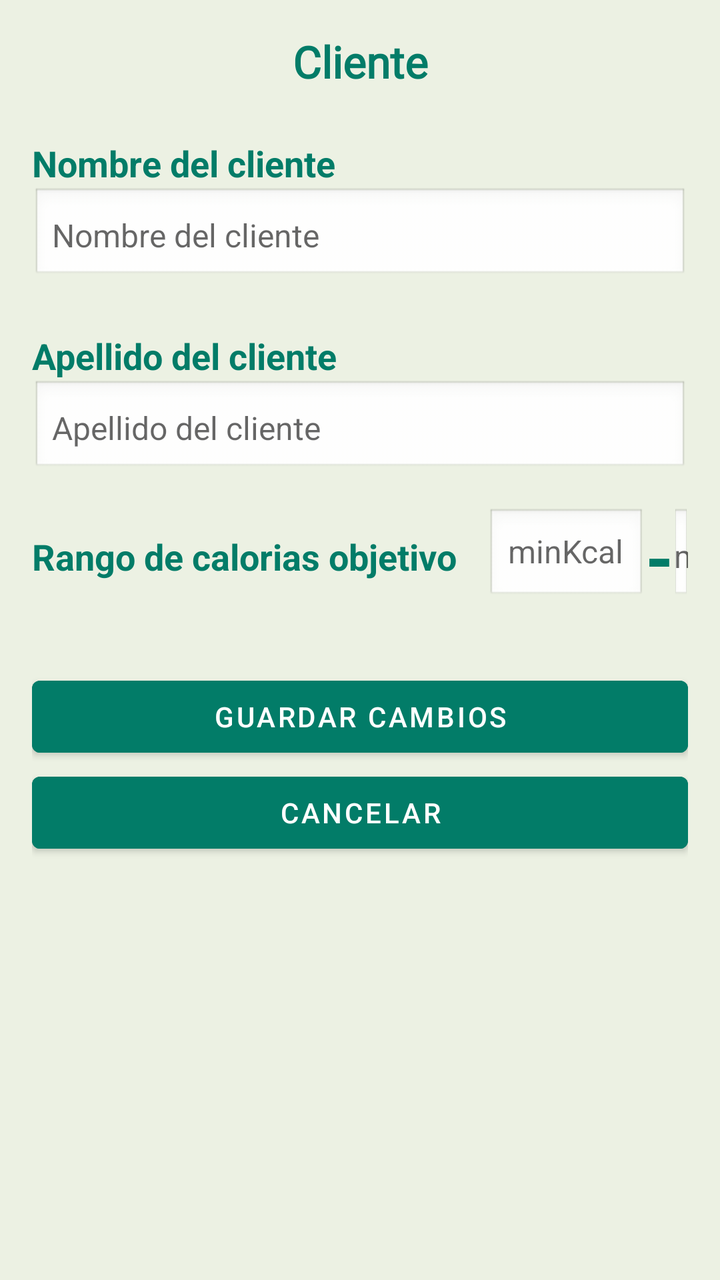
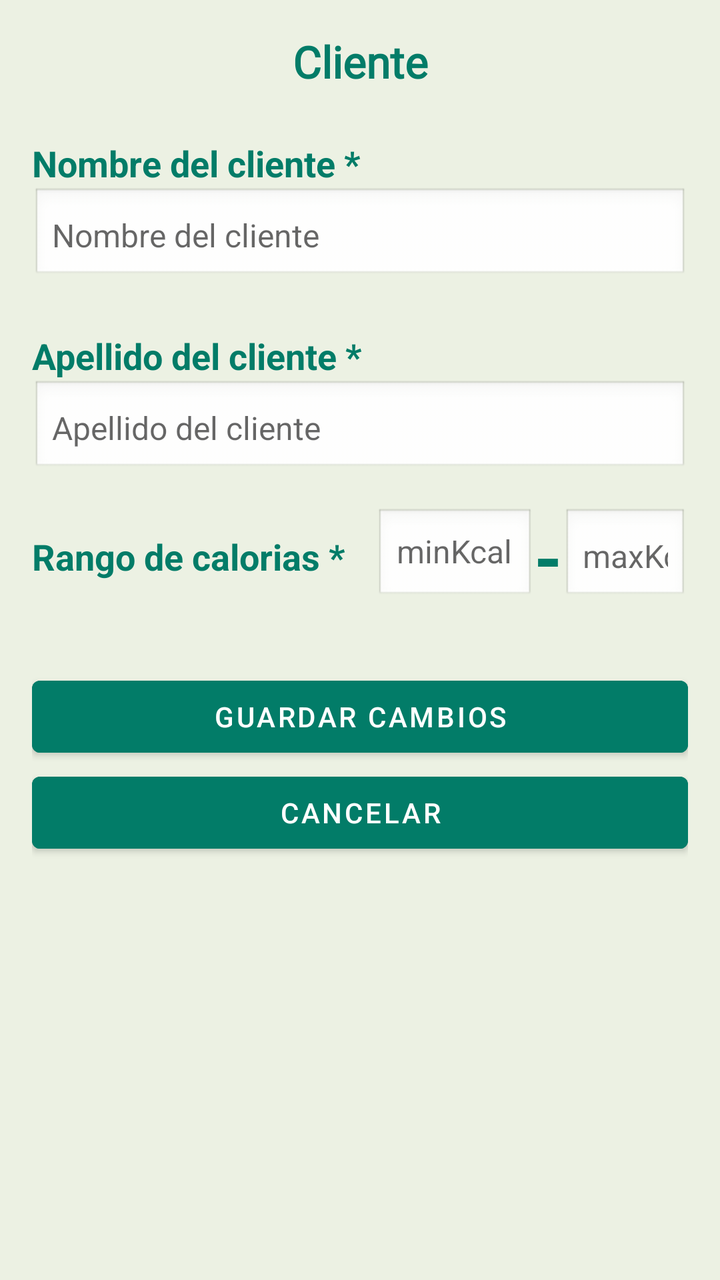

Two renders of the same Android screen: before a commit and after it. Below are the layout's source before the change and the commit's diff.
<!-- AndroidManifest.xml: application theme Theme.DietaAlPlato -->
<!-- res/layout/dialog_info_cliente.xml -->
<?xml version="1.0" encoding="utf-8"?>
<ScrollView xmlns:android="http://schemas.android.com/apk/res/android"
    android:layout_width="match_parent"
    android:layout_height="wrap_content"
    android:background="#DDE9EFDF"
    android:padding="16dp">

    <LinearLayout
        android:layout_width="match_parent"
        android:layout_height="wrap_content"
        android:orientation="vertical">

        <TextView
            android:layout_width="match_parent"
            android:layout_height="wrap_content"
            android:text="Cliente"
            android:textSize="22sp"
            android:textStyle="bold"
            android:textColor="#027C68"
            android:fontFamily="@font/lily_script_one"
            android:gravity="center"
            android:paddingBottom="16dp" />

        <TextView
            android:layout_width="match_parent"
            android:layout_height="wrap_content"
            android:text="@string/nombre_del_cliente"
            android:textSize="18sp"
            android:textStyle="bold"
            android:textColor="#027C68"
            android:layout_marginTop="8dp" />
        <EditText
            android:id="@+id/editTextNombre"
            android:hint="@string/nombre_del_cliente"
            android:inputType="text"
            android:layout_width="match_parent"
            android:layout_height="wrap_content"
            android:autofillHints=""
            android:background="@android:drawable/edit_text"
            android:padding="10dp"
            android:textSize="16sp"
            android:layout_marginBottom="16dp" />
        <TextView
            android:layout_width="match_parent"
            android:layout_height="wrap_content"
            android:text="@string/apellido_del_cliente"
            android:textSize="18sp"
            android:textStyle="bold"
            android:textColor="#027C68"
            android:layout_marginTop="8dp"/>

        <EditText
            android:id="@+id/editTextApellido"
            android:hint="@string/apellido_del_cliente"
            android:inputType="text"
            android:layout_width="match_parent"
            android:layout_height="wrap_content"
            android:autofillHints=""
            android:background="@android:drawable/edit_text"
            android:padding="10dp"
            android:textSize="16sp"
            android:layout_marginBottom="16dp" />

        <LinearLayout
            android:layout_width="match_parent"
            android:layout_height="wrap_content"
            android:orientation="horizontal"
            android:gravity="center_vertical">

            <TextView
                android:layout_width="wrap_content"
                android:layout_height="wrap_content"
                android:text="@string/rango_de_calorias_objetivo"
                android:textSize="18sp"
                android:layout_marginEnd="15dp"
                android:textStyle="bold"
                android:textColor="#027C68" />

            <EditText
                android:id="@+id/minKal"
                android:hint="@string/minkcal"
                android:inputType="text"
                android:layout_width="wrap_content"
                android:layout_height="wrap_content"
                android:autofillHints=""
                android:background="@android:drawable/edit_text"
                android:textSize="16sp"
            />

            <TextView
                android:layout_width="wrap_content"
                android:layout_height="wrap_content"
                android:text="-"
                android:textSize="36dp"
                android:textStyle="bold"
                android:textColor="#027C68" />

            <EditText
                android:id="@+id/maxKal"
                android:hint="maxKcal"
                android:inputType="text"
                android:layout_width="wrap_content"
                android:layout_height="wrap_content"
                android:autofillHints=""
                android:background="@android:drawable/edit_text"
                android:padding="10dp"
                android:textSize="16sp"
            />

        </LinearLayout>


        <LinearLayout
            android:layout_width="match_parent"
            android:layout_height="wrap_content"
            android:layout_marginTop="12dp"
            android:orientation="horizontal">

            <LinearLayout
                android:id="@+id/columnasListas"
                android:layout_width="match_parent"
                android:layout_height="wrap_content"
                android:orientation="horizontal"
                android:weightSum="2"
                android:layout_marginTop="8dp">

                
                <LinearLayout
                    android:id="@+id/layoutAlergias"
                    android:layout_width="0dp"
                    android:layout_weight="1"
                    android:layout_height="wrap_content"
                    android:orientation="vertical"
                    android:paddingEnd="8dp"/>

                
                <LinearLayout
                    android:id="@+id/layoutPatologias"
                    android:layout_width="0dp"
                    android:layout_weight="1"
                    android:layout_height="wrap_content"
                    android:orientation="vertical"
                    android:paddingStart="8dp"/>
            </LinearLayout>

        </LinearLayout>

        <Button
            android:id="@+id/buttonGuardar"
            android:layout_width="match_parent"
            android:layout_height="wrap_content"
            android:layout_marginTop="12dp"
            android:backgroundTint="#027C68"
            android:text="Guardar Cambios" />

        <Button
            android:id="@+id/buttonCancelar"
            android:layout_width="match_parent"
            android:layout_height="wrap_content"
            android:backgroundTint="#027C68"
            android:text="Cancelar" />

        <TextView
            android:id="@+id/textError"
            android:layout_width="match_parent"
            android:layout_height="wrap_content"
            android:paddingTop="8dp"
            android:textColor="@android:color/holo_red_dark"
            android:visibility="gone" />

    </LinearLayout>
</ScrollView>
<!-- resources referenced by this layout -->
<resources>
  <string name="apellido_del_cliente">Apellido del cliente</string>
  <string name="minkcal">minKcal</string>
  <string name="nombre_del_cliente">Nombre del cliente</string>
  <string name="rango_de_calorias_objetivo">Rango de calorias objetivo</string>
  <style name="Theme.DietaAlPlato" parent="Theme.MaterialComponents.DayNight.DarkActionBar">
          
          <item name="colorPrimary">@color/purple_500</item>
          <item name="colorPrimaryVariant">@color/purple_700</item>
          <item name="colorOnPrimary">@color/white</item>
          
          <item name="colorSecondary">@color/teal_200</item>
          <item name="colorSecondaryVariant">@color/teal_700</item>
          <item name="colorOnSecondary">@color/black</item>
          
          <item name="android:statusBarColor">?attr/colorPrimaryVariant</item>
          
          <item name="windowActionBar">false</item>
          <item name="windowNoTitle">true</item>
  
      </style>
  <color name="purple_500">#FF6200EE</color>
  <color name="purple_700">#FF3700B3</color>
  <color name="white">#FFFFFFFF</color>
  <color name="teal_200">#FF03DAC5</color>
  <color name="teal_700">#FF018786</color>
  <color name="black">#FF000000</color>
</resources>

<!-- the commit's change to res/layout/dialog_info_cliente.xml (unified diff, before → after) -->
@@ -13,7 +13,7 @@
         <TextView
             android:layout_width="match_parent"
             android:layout_height="wrap_content"
-            android:text="Cliente"
+            android:text="@string/cliente"
             android:textSize="22sp"
             android:textStyle="bold"
             android:textColor="#027C68"
@@ -24,11 +24,11 @@
         <TextView
             android:layout_width="match_parent"
             android:layout_height="wrap_content"
-            android:text="@string/nombre_del_cliente"
+            android:layout_marginTop="8dp"
+            android:text="@string/nombre_del_clienteE"
+            android:textColor="#027C68"
             android:textSize="18sp"
-            android:textStyle="bold"
-            android:textColor="#027C68"
-            android:layout_marginTop="8dp" />
+            android:textStyle="bold" />
         <EditText
             android:id="@+id/editTextNombre"
             android:hint="@string/nombre_del_cliente"
@@ -40,14 +40,15 @@
             android:padding="10dp"
             android:textSize="16sp"
             android:layout_marginBottom="16dp" />
+
         <TextView
             android:layout_width="match_parent"
             android:layout_height="wrap_content"
-            android:text="@string/apellido_del_cliente"
+            android:layout_marginTop="8dp"
+            android:text="@string/apellido_del_clienteE"
+            android:textColor="#027C68"
             android:textSize="18sp"
-            android:textStyle="bold"
-            android:textColor="#027C68"
-            android:layout_marginTop="8dp"/>
+            android:textStyle="bold" />
 
         <EditText
             android:id="@+id/editTextApellido"
@@ -70,11 +71,11 @@
             <TextView
                 android:layout_width="wrap_content"
                 android:layout_height="wrap_content"
-                android:text="@string/rango_de_calorias_objetivo"
+                android:layout_marginEnd="15dp"
+                android:text="@string/rango_de_calorias"
+                android:textColor="#027C68"
                 android:textSize="18sp"
-                android:layout_marginEnd="15dp"
-                android:textStyle="bold"
-                android:textColor="#027C68" />
+                android:textStyle="bold" />
 
             <EditText
                 android:id="@+id/minKal"
@@ -97,7 +98,7 @@
 
             <EditText
                 android:id="@+id/maxKal"
-                android:hint="maxKcal"
+                android:hint="@string/maxkcal"
                 android:inputType="text"
                 android:layout_width="wrap_content"
                 android:layout_height="wrap_content"
@@ -151,14 +152,14 @@
             android:layout_height="wrap_content"
             android:layout_marginTop="12dp"
             android:backgroundTint="#027C68"
-            android:text="Guardar Cambios" />
+            android:text="@string/guardar_cambios" />
 
         <Button
             android:id="@+id/buttonCancelar"
             android:layout_width="match_parent"
             android:layout_height="wrap_content"
             android:backgroundTint="#027C68"
-            android:text="Cancelar" />
+            android:text="@string/cancelar" />
 
         <TextView
             android:id="@+id/textError"
<!-- resource entries referenced after the edit -->
@@ -1,9 +1,15 @@
 <!-- resources referenced by this layout -->
 <resources>
   <string name="apellido_del_cliente">Apellido del cliente</string>
+  <string name="apellido_del_clienteE">Apellido del cliente *</string>
+  <string name="cancelar">Cancelar</string>
+  <string name="cliente">Cliente</string>
+  <string name="guardar_cambios">Guardar Cambios</string>
+  <string name="maxkcal">maxKcal</string>
   <string name="minkcal">minKcal</string>
   <string name="nombre_del_cliente">Nombre del cliente</string>
-  <string name="rango_de_calorias_objetivo">Rango de calorias objetivo</string>
+  <string name="nombre_del_clienteE">Nombre del cliente *</string>
+  <string name="rango_de_calorias">Rango de calorias *</string>
   <style name="Theme.DietaAlPlato" parent="Theme.MaterialComponents.DayNight.DarkActionBar">
           
           <item name="colorPrimary">@color/purple_500</item>
